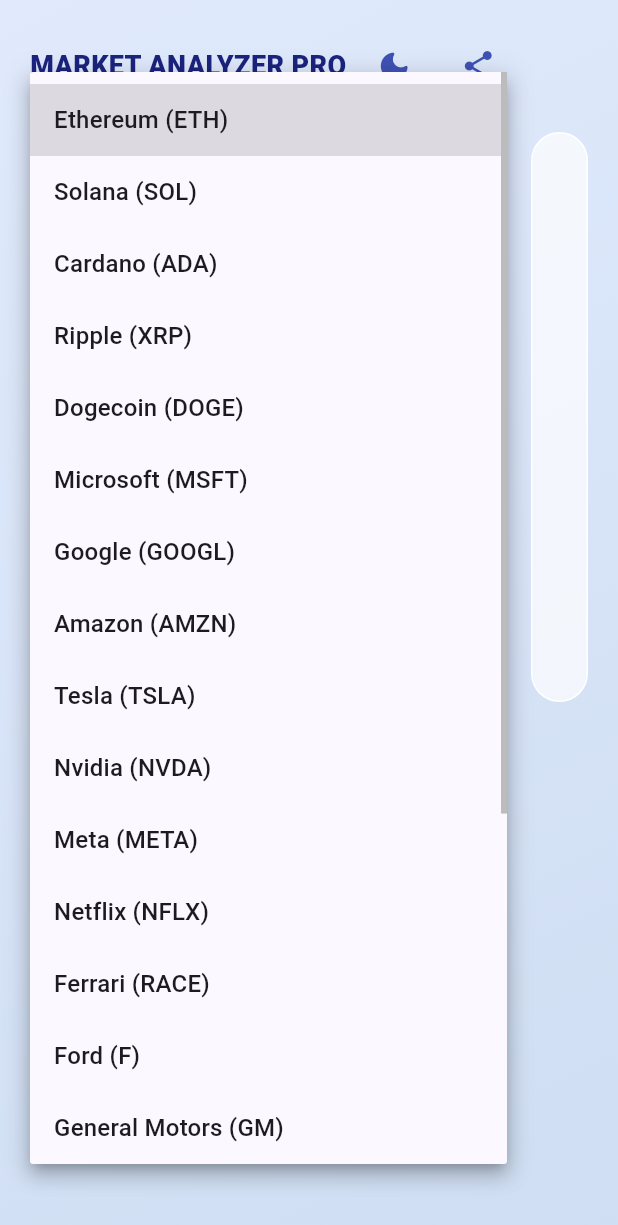
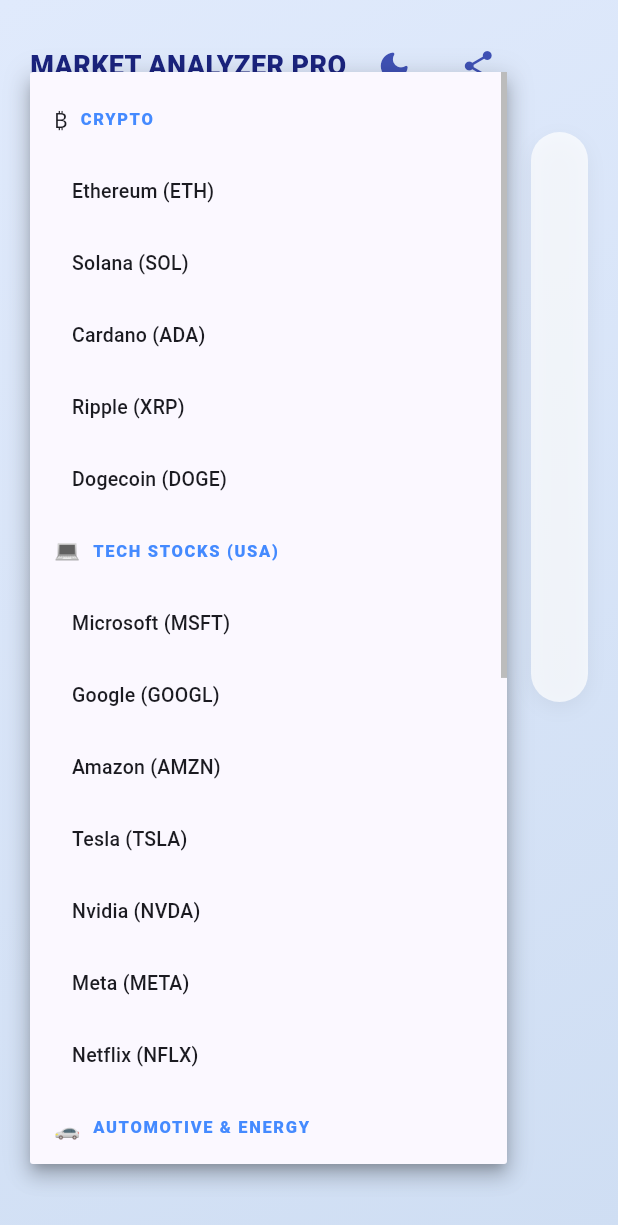
Before and after one commit to iamt1mmy/market_analyzer_app, a Flutter app: the screen it shows after launch, after a tap on "Adaugă activ...", on a phone screen of 412 x 824 dp. Shown: the top 1225 px of the screen. Run offline on Flutter 3.47's test engine with Material 3 defaults, Android fonts, the light colour scheme and no system bars; our stand-ins replace fl_chart, share_plus.

Commit message:
Enhance CompareScreen: add category icons to dropdown, improve asset selection UI, and update MultiChartWidget border settings for better visualization.

```diff
--- a/lib/screens/compare_screen.dart
+++ b/lib/screens/compare_screen.dart
@@ -33,6 +33,65 @@
     Colors.greenAccent,
     Colors.purpleAccent
   ];
+
+  // Mapare pentru iconițele categoriilor (folosim emoji-uri pentru simplitate)
+  final Map<String, String> categoryIcons = {
+    'CRYPTO': '₿',
+    'TECH STOCKS (USA)': '💻',
+    'AUTOMOTIVE & ENERGY': '🚗',
+    'INDICES & COMMODITIES': '📈',
+    'OTHERS': '⚙️',
+  };
+
+  // --- LOGICA PENTRU CATEGORII ÎN DROPDOWN CU ICONIȚE ---
+  List<DropdownMenuItem<String>> _buildGroupedItems() {
+    List<DropdownMenuItem<String>> menuItems = [];
+
+    AppConstants.categorizedAssets.forEach((category, items) {
+      // Preluăm iconița sau folosim una implicită
+      final icon = categoryIcons[category] ?? '📂';
+
+      // Adăugăm Header-ul categoriei cu iconiță
+      menuItems.add(
+        DropdownMenuItem<String>(
+          enabled: false,
+          value: 'HEADER_$category',
+          child: Row(
+            children: [
+              Text(icon, style: const TextStyle(fontSize: 14)), // Iconița
+              const SizedBox(width: 8),
+              Text(
+                category,
+                style: const TextStyle(
+                  fontWeight: FontWeight.w900,
+                  color: Colors.blueAccent,
+                  fontSize: 11,
+                  letterSpacing: 1.1,
+                ),
+              ),
+            ],
+          ),
+        ),
+      );
+
+      // Adăugăm activele din acea categorie
+      for (var assetName in items.keys) {
+        if (!selectedAssets.contains(assetName)) {
+          menuItems.add(
+            DropdownMenuItem<String>(
+              value: assetName,
+              child: Padding(
+                padding: const EdgeInsets.only(left: 12),
+                child: Text(assetName, style: const TextStyle(fontSize: 13)),
+              ),
+            ),
+          );
+        }
+      }
+    });
+
+    return menuItems;
+  }
 
   void _fetch() async {
     if (range == null) {
@@ -113,12 +172,18 @@
                             decoration: BoxDecoration(
                               color: isDark ? Colors.white.withOpacity(0.03) : Colors.white.withOpacity(0.7),
                               borderRadius: BorderRadius.circular(24),
-                              border: Border.all(color: isDark ? Colors.white10 : Colors.white),
+                              boxShadow: [
+                                BoxShadow(
+                                  color: Colors.black.withOpacity(isDark ? 0.1 : 0.05),
+                                  blurRadius: 10,
+                                  offset: const Offset(0, 4),
+                                )
+                              ],
                             ),
                             child: loading
                               ? const Center(child: CircularProgressIndicator())
                               : allSpots.isEmpty
-                                ? const Center(child: Text("Selectează active și apasă Calculează"))
+                                ? const Center(child: Text("Selectează active și alege perioada pentru a vedea graficul de comparație", textAlign: TextAlign.center, style: TextStyle(fontSize: 14, fontWeight: FontWeight.bold, color: Colors.blueAccent)))
                                 : MultiChartWidget(allSpots: allSpots, assetNames: selectedAssets, colors: lineColors),
                           ),
                           const SizedBox(height: 20),
@@ -174,14 +239,8 @@
                     setState(() {
                       int indexToRemove = entry.key;
                       selectedAssets.removeAt(indexToRemove);
-
-                    // Verificăm dacă există date descărcate pentru acest index înainte de a le șterge
-                    if (allSpots.length > indexToRemove) {
-                      allSpots.removeAt(indexToRemove);
-                    }
-                    if (allStats.length > indexToRemove) {
-                      allStats.removeAt(indexToRemove);
-                    }
+                      if (allSpots.length > indexToRemove) allSpots.removeAt(indexToRemove);
+                      if (allStats.length > indexToRemove) allStats.removeAt(indexToRemove);
                     });
                   },
                 );
@@ -193,11 +252,12 @@
                 child: DropdownButton<String>(
                   hint: const Text("Adaugă activ...", style: TextStyle(fontSize: 12)),
                   isExpanded: true,
-                items: AppConstants.assets.keys
-                    .where((a) => !selectedAssets.contains(a))
-                    .map((s) => DropdownMenuItem(value: s, child: Text(s)))
-                    .toList(),
-                onChanged: (v) => setState(() => selectedAssets.add(v!)),
+                  items: _buildGroupedItems(), // Implementat cu categorii și iconițe
+                  onChanged: (v) {
+                    if (v != null && !v.startsWith('HEADER_')) {
+                      setState(() => selectedAssets.add(v));
+                    }
+                  },
                 ),
               ),
             ]
--- a/lib/screens/widgets/multi_chart_widget.dart
+++ b/lib/screens/widgets/multi_chart_widget.dart
@@ -58,6 +58,11 @@
           rightTitles: const AxisTitles(),
           topTitles: const AxisTitles(),
         ),
+
+        borderData: FlBorderData(
+          show: false,
+        ),
+
         lineBarsData: allSpots.asMap().entries.map((entry) {
           return LineChartBarData(
             spots: entry.value,
--- a/lib/screens/widgets/multi_comparison_table.dart
+++ b/lib/screens/widgets/multi_comparison_table.dart
@@ -69,13 +69,13 @@
             // Coloana 2: Preț Initial (startPrice)
             DataCell(Text(
               '${(s.startPrice * rate).toStringAsFixed(3)} $currency',
-              style: TextStyle(fontSize: 11, color: isDark ? Colors.white70 : Colors.black87)
+              style: TextStyle(fontSize: 11, fontWeight: FontWeight.w600)
             )),
 
             // Coloana 3: Preț Final (endPrice)
             DataCell(Text(
               '${(s.endPrice * rate).toStringAsFixed(3)} $currency',
-              style: const TextStyle(fontSize: 11, fontWeight: FontWeight.w600)
+              style: TextStyle(fontSize: 11, fontWeight: FontWeight.w600)
             )),
 
             // Coloana 4: Evoluție (performance)
```
Lines whose indentation alone changed are shown as unchanged.
